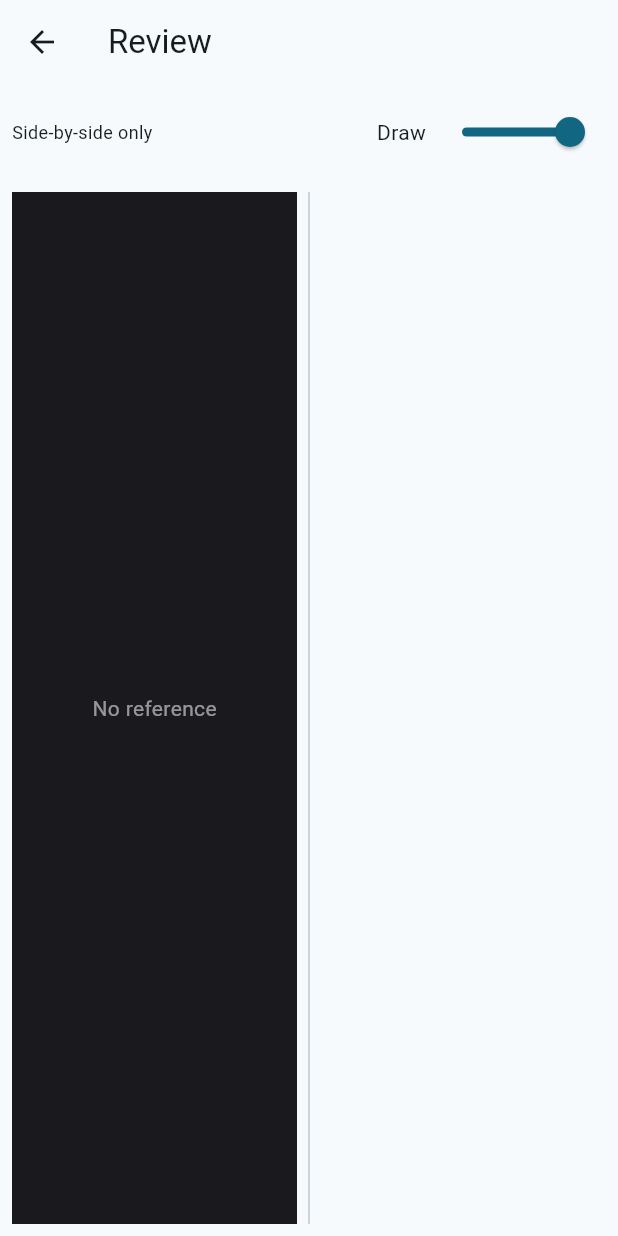
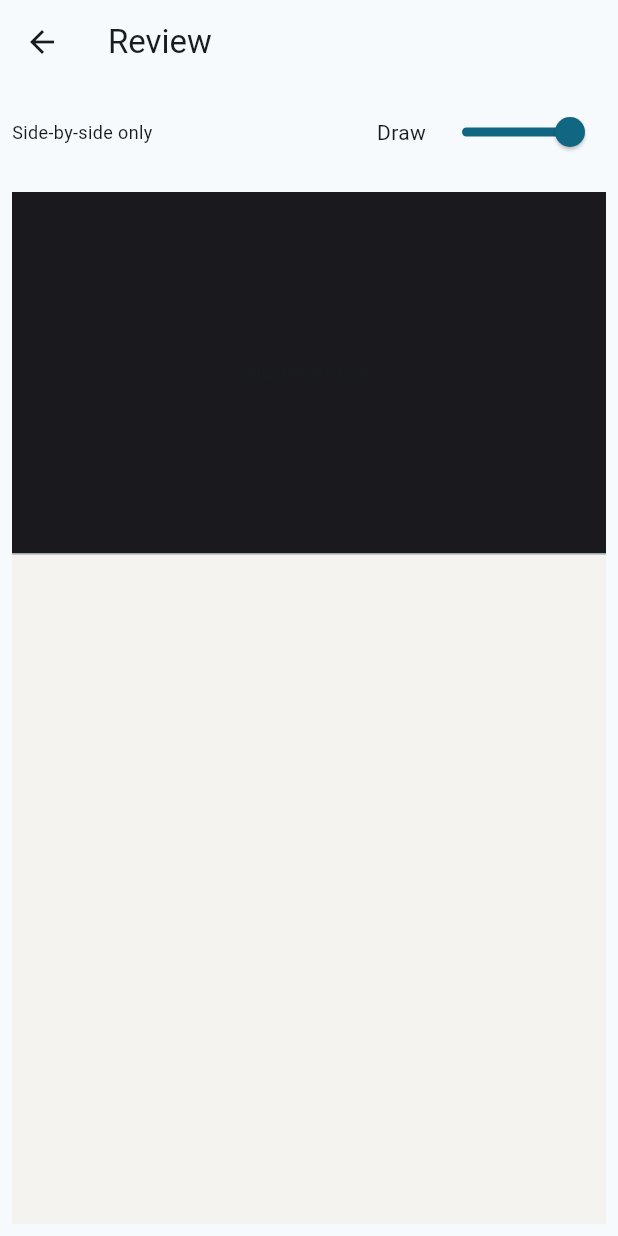
Before and after one commit to LEChaney/PoseTrainer, a Flutter app: the PracticeScreen screen opened directly with empty values, after a tap on the "check" icon, on a phone screen of 412 x 824 dp. Run offline on Flutter 3.47's test engine with Material 3 defaults, Android fonts, the light colour scheme and no system bars; network calls fail.

Commit message:
Unify practice and review screen layout and theme

```diff
--- /dev/null
+++ b/lib/constants/layout.dart
@@ -0,0 +1,8 @@
+/// Shared layout constants for screen splits to keep practice/review aligned.
+/// Centralizing prevents drift in side-by-side proportions.
+const double kCanvasFraction = 0.65; // vertical/horizontal canvas fraction
+const double kDividerThickness = 1.0; // vertical/horizontal divider thickness
+
+/// Breakpoint (logical width) above which we switch to side-by-side layout.
+/// Previously hard-coded as 900 in multiple widgets.
+const double kWideLayoutBreakpoint = 900;
--- a/lib/screens/practice_screen.dart
+++ b/lib/screens/practice_screen.dart
@@ -8,6 +8,9 @@ import 'package:flutter/services.dart'; // for HardwareKeyboard / KeyEvent
 import '../services/brush_engine.dart';
 import '../services/session_service.dart';
 import 'review_screen.dart';
+import '../theme/colors.dart';
+// Layout constants consumed indirectly by ReferenceDrawSplit.
+import '../widgets/reference_draw_split.dart';
 
 // practice_screen.dart
 // --------------------
@@ -21,9 +24,8 @@ import 'review_screen.dart';
 // - Reference can be provided as a decoded image (native) OR just a URL (web).
 // - Layout adapts: wide = side-by-side, narrow = vertical stack.
 
-// Layout constants (tune here – single source)
-const double _kWideCanvasFraction = 0.65;
-const double _kDividerThickness = 1.0;
+// Layout constants now come from `constants/layout.dart`.
+// Potential future: expose stroke color palette UI; current default comes from BrushParams.
 
 class PracticeScreen extends StatefulWidget {
   final ui.Image? reference; // may be null on web if we only have URL
@@ -203,72 +205,20 @@ class _PracticeScreenState extends State<PracticeScreen>
     ],
   );
 
-  Widget _buildBody() => LayoutBuilder(
-    builder: (context, constraints) {
-      final dpr = MediaQuery.of(context).devicePixelRatio;
-      final isWide = constraints.maxWidth > 900;
-      final referencePanel = _ReferencePanel(
-        reference: widget.reference,
-        referenceUrl: widget.referenceUrl,
-      );
-
-      // Decide canvas logical size (pre‑snap) based on mode.
-      Size canvasLogical;
-      Widget layout;
-
-      if (isWide) {
-        final rawCanvasLogicalW =
-            constraints.maxWidth * _kWideCanvasFraction - _kDividerThickness;
-        final snappedCanvasLogicalW = _snapLogical(rawCanvasLogicalW, dpr);
-        final snappedCanvasLogicalH = _snapLogical(constraints.maxHeight, dpr);
-        final refLogicalW =
-            constraints.maxWidth - _kDividerThickness - snappedCanvasLogicalW;
-        canvasLogical = Size(snappedCanvasLogicalW, snappedCanvasLogicalH);
-
-        layout = Row(
-          children: [
-            SizedBox(width: refLogicalW, child: referencePanel),
-            const VerticalDivider(width: _kDividerThickness),
-            SizedBox(
-              width: canvasLogical.width,
-              height: canvasLogical.height,
-              child: _buildCanvasArea(dpr, canvasLogical),
-            ),
-          ],
-        );
-      } else {
-        final rawCanvasLogicalH =
-            constraints.maxHeight * _kWideCanvasFraction - _kDividerThickness;
-        final snappedCanvasLogicalW = _snapLogical(constraints.maxWidth, dpr);
-        final snappedCanvasLogicalH = _snapLogical(rawCanvasLogicalH, dpr);
-        final refLogicalH =
-            constraints.maxHeight - _kDividerThickness - snappedCanvasLogicalH;
-        canvasLogical = Size(snappedCanvasLogicalW, snappedCanvasLogicalH);
-
-        layout = Column(
-          children: [
-            SizedBox(height: refLogicalH, child: referencePanel),
-            const Divider(height: _kDividerThickness),
-            SizedBox(
-              width: canvasLogical.width,
-              height: canvasLogical.height,
-              child: _buildCanvasArea(dpr, canvasLogical),
-            ),
-          ],
-        );
-      }
-
-      // Schedule backing growth (or initial creation) from a single snapped size.
-      _scheduleGrowthIfNeeded(canvasLogical, dpr);
-
-      // Dev overlay (brush sliders)
-      return Stack(
-        children: [
-          layout,
-          Positioned(right: 8, top: 8, child: _BrushSliders(engine: engine)),
-        ],
-      );
-    },
+  Widget _buildBody() => ReferenceDrawSplit(
+    referenceImage: widget.reference,
+    referenceUrl: widget.referenceUrl,
+    letterboxReference: true,
+    letterboxDrawing: true,
+    overlayTopRight: _BrushSliders(engine: engine),
+    drawingChild: LayoutBuilder(
+      builder: (context, constraints) {
+        final dpr = MediaQuery.of(context).devicePixelRatio;
+        final canvasLogical = Size(constraints.maxWidth, constraints.maxHeight);
+        _scheduleGrowthIfNeeded(canvasLogical, dpr);
+        return _buildCanvasArea(dpr, canvasLogical);
+      },
+    ),
   );
 
   Widget _buildCanvasArea(double dpr, Size canvasLogical) {
@@ -381,33 +331,7 @@ class _PracticeScreenState extends State<PracticeScreen>
   );
 }
 
-class _ReferencePanel extends StatelessWidget {
-  final ui.Image? reference;
-  final String? referenceUrl;
-  const _ReferencePanel({required this.reference, required this.referenceUrl});
-  @override
-  Widget build(BuildContext context) {
-    Widget child;
-    if (reference != null) {
-      child = FittedBox(
-        fit: BoxFit.contain,
-        child: RawImage(image: reference),
-      );
-    } else if (referenceUrl != null) {
-      child = Image.network(
-        referenceUrl!,
-        fit: BoxFit.contain,
-        webHtmlElementStrategy: WebHtmlElementStrategy.fallback,
-      );
-    } else {
-      child = const Center(child: Text('No reference'));
-    }
-    return DecoratedBox(
-      decoration: const BoxDecoration(color: Color(0xFF1A1A1E)),
-      child: Center(child: child),
-    );
-  }
-}
+// _ReferencePanel removed (logic centralized in ReferenceDrawSplit).
 
 class _CanvasArea extends StatefulWidget {
   final BrushEngine engine;
@@ -685,10 +609,8 @@ class _PracticePainter extends CustomPainter {
   });
   @override
   void paint(ui.Canvas canvas, ui.Size size) {
-    canvas.drawRect(
-      Offset.zero & size,
-      ui.Paint()..color = const Color(0xFF111115),
-    );
+    // Fill visible region with paper color in case base is smaller / panned.
+    canvas.drawRect(Offset.zero & size, ui.Paint()..color = kPaperColor);
     final baseImage = base;
     if (baseImage == null) {
       // Nothing yet
@@ -715,6 +637,4 @@ class _PracticePainter extends CustomPainter {
   bool shouldRepaint(covariant _PracticePainter old) => true;
 }
 
-/// Snap a logical dimension so logical * dpr is an integer pixel span.
-double _snapLogical(double logical, double dpr) =>
-    (logical * dpr).floor() / dpr;
+// _snapLogical removed; snapping handled in shared split widget.
--- a/lib/screens/review_screen.dart
+++ b/lib/screens/review_screen.dart
@@ -1,6 +1,9 @@
 import 'dart:ui' as ui;
 import 'dart:math' as math;
 import 'package:flutter/material.dart';
+import '../theme/colors.dart';
+import '../widgets/letterboxed_image.dart';
+import '../widgets/reference_draw_split.dart';
 
 // review_screen.dart
 // ------------------
@@ -121,30 +124,15 @@ class _ReviewScreenState extends State<ReviewScreen> {
         );
       }
     }
-    if (widget.reference == null) {
-      return _SideBySideFallback(
-        refUrl: widget.referenceUrl,
-        drawImg: widget.drawing,
-      );
-    }
-    return _SideBySideCompare(
-      refImg: widget.reference!,
-      drawImg: widget.drawing,
-    );
-  }
-}
-
-class _SideBySideCompare extends StatelessWidget {
-  final ui.Image refImg, drawImg;
-  const _SideBySideCompare({required this.refImg, required this.drawImg});
-  @override
-  Widget build(BuildContext context) {
-    return Row(
-      children: [
-        Expanded(child: _FittedImage(img: refImg, opacity: 1)),
-        const VerticalDivider(width: 16, thickness: 1),
-        Expanded(child: _FittedImage(img: drawImg, opacity: 1)),
-      ],
+    return ReferenceDrawSplit(
+      referenceImage: widget.reference,
+      referenceUrl: widget.referenceUrl,
+      letterboxReference: true,
+      letterboxDrawing: true,
+      drawingChild: LetterboxedImage(
+        image: widget.drawing,
+        background: kPaperColor,
+      ),
     );
   }
 }
@@ -168,21 +156,7 @@ class _OverlayCompare extends StatelessWidget {
 }
 
 // Displays a decoded ui.Image scaled to fit while preserving aspect ratio with optional opacity.
-class _FittedImage extends StatelessWidget {
-  final ui.Image img;
-  final double opacity;
-  const _FittedImage({required this.img, required this.opacity});
-  @override
-  Widget build(BuildContext context) {
-    return FittedBox(
-      fit: BoxFit.contain,
-      child: Opacity(
-        opacity: opacity,
-        child: RawImage(image: img),
-      ),
-    );
-  }
-}
+// Removed _FittedImage in favor of shared LetterboxedImage.
 
 // Compact labeled opacity slider used for both reference & drawing channels.
 class _OpacitySlider extends StatelessWidget {
@@ -309,35 +283,4 @@ class _UrlOverlayCompare extends StatelessWidget {
   }
 }
 
-class _SideBySideFallback extends StatelessWidget {
-  final String? refUrl;
-  final ui.Image drawImg;
-  const _SideBySideFallback({required this.refUrl, required this.drawImg});
-  @override
-  Widget build(BuildContext context) {
-    return Row(
-      children: [
-        Expanded(
-          child: DecoratedBox(
-            decoration: const BoxDecoration(color: Color(0xFF1A1A1E)),
-            child: refUrl != null
-                ? Image.network(refUrl!, fit: BoxFit.contain)
-                : const Center(
-                    child: Text(
-                      'No reference',
-                      style: TextStyle(color: Colors.white54),
-                    ),
-                  ),
-          ),
-        ),
-        const VerticalDivider(width: 16, thickness: 1),
-        Expanded(
-          child: FittedBox(
-            fit: BoxFit.contain,
-            child: RawImage(image: drawImg),
-          ),
-        ),
-      ],
-    );
-  }
-}
+// Legacy side-by-side widgets removed in favor of ReferenceDrawSplit.
--- a/lib/services/brush_engine.dart
+++ b/lib/services/brush_engine.dart
@@ -42,6 +42,8 @@ class BrushParams {
 
   // Global multiplier
   final double opacity; // Overall stroke opacity cap
+  // Stroke color (currently single monochrome brush). Alpha is modulated per dab.
+  final ui.Color color;
 
   const BrushParams({
     // Loose construction sketch defaults (SAI-like)
@@ -55,6 +57,7 @@ class BrushParams {
     this.flowGamma = 1.0,
     this.hardness = 0.2,
     this.opacity = 1.0,
+    this.color = const ui.Color(0xFF111115),
   });
 
   BrushParams copyWith({
@@ -68,6 +71,7 @@ class BrushParams {
     double? flowGamma,
     double? hardness,
     double? opacity,
+    ui.Color? color,
   }) {
     return BrushParams(
       sizePx: sizePx ?? this.sizePx,
@@ -80,6 +84,7 @@ class BrushParams {
       flowGamma: flowGamma ?? this.flowGamma,
       hardness: hardness ?? this.hardness,
       opacity: opacity ?? this.opacity,
+      color: color ?? this.color,
     );
   }
 }
@@ -189,15 +194,27 @@ class StrokeLayer {
         final sigma =
             (haloR - coreR).clamp(0.0, dab.radius) *
             0.9; // soften outer falloff
+        final c = BrushEngine.currentColor;
         haloPaint
           ..maskFilter = ui.MaskFilter.blur(ui.BlurStyle.normal, sigma)
-          ..color = ui.Color.fromARGB((a * haloAlpha).round(), 255, 255, 255);
+          ..color = ui.Color.fromARGB(
+            (a * haloAlpha).round(),
+            (c.r * 255).round().clamp(0, 255),
+            (c.g * 255).round().clamp(0, 255),
+            (c.b * 255).round().clamp(0, 255),
+          );
         canvas.drawCircle(dab.center, coreR + (haloR - coreR) * 0.5, haloPaint);
       }
       // Core: full brightness (alpha) with sharp(er) edge (AA only)
+      final c2 = BrushEngine.currentColor;
       corePaint
         ..maskFilter = null
-        ..color = ui.Color.fromARGB(a, 255, 255, 255);
+        ..color = ui.Color.fromARGB(
+          a,
+          (c2.r * 255).round().clamp(0, 255),
+          (c2.g * 255).round().clamp(0, 255),
+          (c2.b * 255).round().clamp(0, 255),
+        );
       canvas.drawCircle(dab.center, coreR, corePaint);
     }
   }
@@ -219,7 +236,17 @@ class BrushEngine extends ChangeNotifier {
     ..beta = 0.02; // Pressure smoothing (slightly faster)
   double? _lastX, _lastY; // Last dab center to enforce spacing
 
-  BrushEngine(this.params);
+  BrushEngine(this.params) {
+    _strokeColorFallback = params.color;
+  }
+
+  // Current stroke color (shared with StrokeLayer draw). For now single global.
+  static ui.Color _strokeColorFallback = const ui.Color(0xFF111115);
+  static ui.Color get currentColor => _strokeColorFallback;
+  void setColor(ui.Color c) {
+    _strokeColorFallback = c;
+    notifyListeners();
+  }
 
   // Runtime multipliers (temporary before full preset UI). These *only*
   // scale size and flow curves; base param object stays immutable.
--- /dev/null
+++ b/lib/theme/colors.dart
@@ -0,0 +1,12 @@
+import 'package:flutter/material.dart';
+
+/// Global color tokens (avoid scattering hex codes throughout codebase).
+/// Beginner phase: keep minimal. Promote to ThemeExtension later if we add
+/// dynamic switching (e.g., dark mode / alternative paper tones).
+const Color kPaperColor = Color(0xFFF4F3EF); // warm off-white drawing surface
+const Color kBrushDarkDefault = Color(0xFF111115); // inky dark bluegrey brush
+
+// Unified dark background for reference panels (practice & review).
+// Was previously hard-coded in multiple places (0xFF1A1A1E). Centralizing
+// ensures consistent contrast and easy future theme adjustments.
+const Color kReferencePanelColor = Color(0xFF1A1A1E);
--- /dev/null
+++ b/lib/widgets/letterboxed_image.dart
@@ -0,0 +1,68 @@
+import 'dart:ui' as ui;
+import 'package:flutter/material.dart';
+
+/// Displays a decoded `ui.Image` centered with aspect ratio preserved and
+/// fills any remaining space with the provided background color (reference
+/// panel color by default). This ensures *consistent* letterboxing on all
+/// screens so bars may appear top/bottom OR left/right depending on aspect.
+class LetterboxedImage extends StatelessWidget {
+  final ui.Image image;
+  final Color background;
+  final double opacity;
+  const LetterboxedImage({
+    super.key,
+    required this.image,
+    this.background = const Color(0xFF1A1A1E),
+    this.opacity = 1.0,
+  });
+
+  @override
+  Widget build(BuildContext context) {
+    return CustomPaint(
+      painter: _LetterboxPainter(image, background, opacity),
+      size: Size.infinite,
+    );
+  }
+}
+
+class _LetterboxPainter extends CustomPainter {
+  final ui.Image img;
+  final Color background;
+  final double opacity;
+  _LetterboxPainter(this.img, this.background, this.opacity);
+
+  @override
+  void paint(Canvas canvas, Size size) {
+    // Fill background first so bars show on any side needed.
+    final bgPaint = Paint()..color = background;
+    canvas.drawRect(Offset.zero & size, bgPaint);
+
+    final iw = img.width.toDouble();
+    final ih = img.height.toDouble();
+    if (iw <= 0 || ih <= 0 || size.width <= 0 || size.height <= 0) return;
+
+    final sx = size.width / iw;
+    final sy = size.height / ih;
+    final s = sx < sy ? sx : sy; // contain
+    final drawW = iw * s;
+    final drawH = ih * s;
+    final dx = (size.width - drawW) / 2;
+    final dy = (size.height - drawH) / 2;
+    final dst = Rect.fromLTWH(dx, dy, drawW, drawH);
+
+    final src = Rect.fromLTWH(0, 0, iw, ih);
+    final paint = Paint();
+    if (opacity < 1.0) {
+      paint.color = Color.fromARGB((opacity * 255).round(), 255, 255, 255);
+      canvas.saveLayer(dst, paint);
+      canvas.drawImageRect(img, src, dst, Paint());
+      canvas.restore();
+    } else {
+      canvas.drawImageRect(img, src, dst, paint);
+    }
+  }
+
+  @override
+  bool shouldRepaint(covariant _LetterboxPainter old) =>
+      old.img != img || old.background != background || old.opacity != opacity;
+}
--- /dev/null
+++ b/lib/widgets/reference_draw_split.dart
@@ -0,0 +1,135 @@
+import 'dart:ui' as ui;
+import 'package:flutter/material.dart';
+import '../constants/layout.dart';
+import '../theme/colors.dart';
+import 'letterboxed_image.dart';
+
+/// Shared responsive layout for reference + drawing areas.
+/// Responsibilities:
+/// - Wide mode: Row with reference panel, vertical divider, drawing panel.
+/// - Narrow mode: Column with reference panel, horizontal divider, drawing panel.
+/// - Snaps drawing logical dimensions so width/height * dpr is integral.
+/// - Provides unified theming (reference dark, drawing paper) unless
+///   custom builders override.
+class ReferenceDrawSplit extends StatelessWidget {
+  final ui.Image? referenceImage; // decoded reference (optional)
+  final String? referenceUrl; // network reference if decoded not available
+  final Widget drawingChild; // canvas or review drawing widget
+  final Widget? overlayTopRight; // e.g., sliders in practice
+  final bool letterboxReference;
+  final bool letterboxDrawing;
+
+  const ReferenceDrawSplit({
+    super.key,
+    required this.referenceImage,
+    required this.referenceUrl,
+    required this.drawingChild,
+    this.overlayTopRight,
+    this.letterboxReference = true,
+    this.letterboxDrawing = false,
+  });
+
+  @override
+  Widget build(BuildContext context) {
+    final dpr = MediaQuery.of(context).devicePixelRatio;
+    return LayoutBuilder(
+      builder: (context, constraints) {
+        final isWide = constraints.maxWidth > kWideLayoutBreakpoint;
+        // Compute snapped drawing logical size depending on orientation.
+        if (isWide) {
+          final rawCanvasLogicalW =
+              constraints.maxWidth * kCanvasFraction - kDividerThickness;
+          final snappedCanvasLogicalW = _snap(rawCanvasLogicalW, dpr);
+          final snappedCanvasLogicalH = _snap(constraints.maxHeight, dpr);
+          final refLogicalW =
+              constraints.maxWidth - kDividerThickness - snappedCanvasLogicalW;
+          final drawingSizedBox = SizedBox(
+            width: snappedCanvasLogicalW,
+            height: snappedCanvasLogicalH,
+            child: _wrapDrawing(snappedCanvasLogicalW, snappedCanvasLogicalH),
+          );
+          final refWidget = _buildReference();
+          final row = Row(
+            children: [
+              SizedBox(width: refLogicalW, child: refWidget),
+              const VerticalDivider(width: kDividerThickness),
+              drawingSizedBox,
+            ],
+          );
+          return _withOverlay(row);
+        } else {
+          final rawCanvasLogicalH =
+              constraints.maxHeight * kCanvasFraction - kDividerThickness;
+          final snappedCanvasLogicalW = _snap(constraints.maxWidth, dpr);
+          final snappedCanvasLogicalH = _snap(rawCanvasLogicalH, dpr);
+          final refLogicalH =
+              constraints.maxHeight - kDividerThickness - snappedCanvasLogicalH;
+          final drawingSizedBox = SizedBox(
+            width: snappedCanvasLogicalW,
+            height: snappedCanvasLogicalH,
+            child: _wrapDrawing(snappedCanvasLogicalW, snappedCanvasLogicalH),
+          );
+          final refWidget = _buildReference();
+          final col = Column(
+            children: [
+              SizedBox(height: refLogicalH, child: refWidget),
+              const Divider(
+                height: kDividerThickness,
+                thickness: kDividerThickness,
+              ),
+              drawingSizedBox,
+            ],
+          );
+          return _withOverlay(col);
+        }
+      },
+    );
+  }
+
+  Widget _withOverlay(Widget child) {
+    if (overlayTopRight == null) return child;
+    return Stack(
+      children: [
+        child,
+        Positioned(top: 8, right: 8, child: overlayTopRight!),
+      ],
+    );
+  }
+
+  Widget _buildReference() {
+    Widget inner;
+    if (referenceImage != null) {
+      inner = letterboxReference
+          ? LetterboxedImage(
+              image: referenceImage!,
+              background: kReferencePanelColor,
+            )
+          : RawImage(image: referenceImage!);
+    } else if (referenceUrl != null) {
+      inner = Image.network(
+        referenceUrl!,
+        fit: BoxFit.contain,
+        webHtmlElementStrategy: WebHtmlElementStrategy.fallback,
+        filterQuality: FilterQuality.high,
+        // For web scenarios where direct decoding not possible.
+      );
+    } else {
+      inner = const Center(child: Text('No reference'));
+    }
+    return DecoratedBox(
+      decoration: const BoxDecoration(color: kReferencePanelColor),
+      child: Center(child: inner),
+    );
+  }
+
+  Widget _wrapDrawing(double logicalW, double logicalH) {
+    if (!letterboxDrawing) return drawingChild;
+    // Drawing letterboxing: expect a widget that paints full available size.
+    return DecoratedBox(
+      decoration: const BoxDecoration(color: kPaperColor),
+      child: drawingChild,
+    );
+  }
+}
+
+double _snap(double logical, double dpr) => (logical * dpr).floor() / dpr;
```
